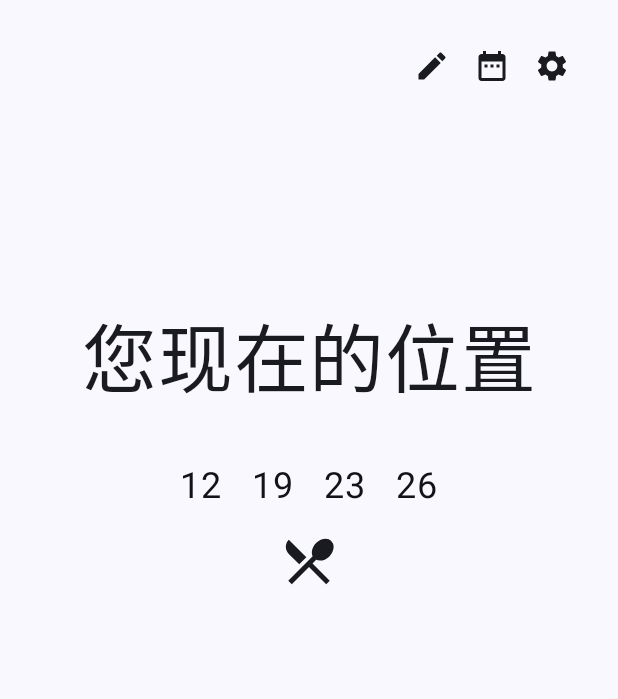
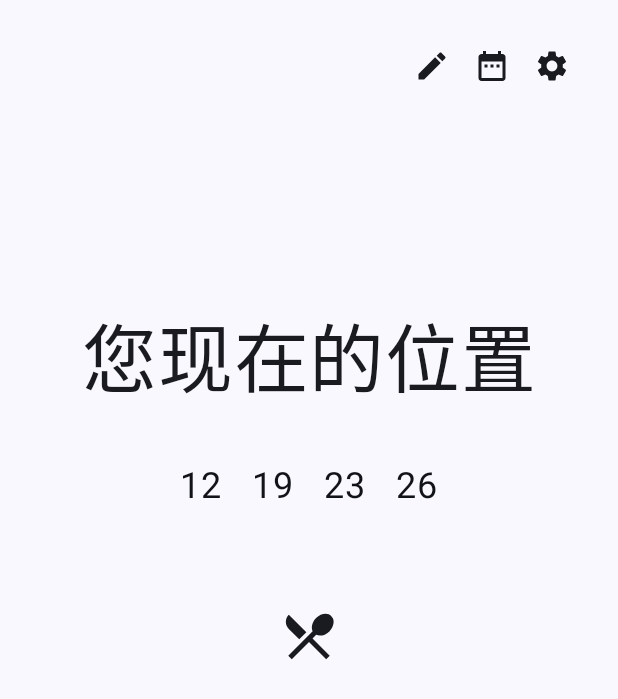
Before and after one commit to tongyueguo/Meal_in_TJU, an Android app built with Jetpack Compose: the screen it shows after launch (MainActivity), on a phone screen of 412 x 824 dp. Shown: the top 699 px of the screen. Run offline under Robolectric (Android 15) with nearby library versions, the phone set to English and light mode, and no system bars; our stand-ins replace Room's generated code, constraintlayout-compose.

Commit message:
17 Minor improvements

```diff
--- a/app/src/main/java/com/example/mealintju/MainActivity.kt
+++ b/app/src/main/java/com/example/mealintju/MainActivity.kt
@@ -194,7 +194,7 @@ fun MainView(context: Context){
 }
 @Composable
 fun mainPage(modifier: Modifier = Modifier, navController: NavController, context: Context) {
-    if(firstRun(context)){ writeMealData(context, stringResource(R.string.defaultMealInfoText)) }
+    if(firstRun(context)){ writeMealData(context, stringResource(R.string.defaultMealDataText)) }
     var status by remember { mutableStateOf(checkStatus(context)) }//0:无记录  1:已有记录从数据库读  2:已有记录不从数据库读数据
     val mealInfo= queryMealInfo(context)
     var canteenNumber by remember { mutableStateOf(if (status==1)mealInfo.canteenNumber else 0) }
@@ -391,7 +391,7 @@ fun mainPage(modifier: Modifier = Modifier, navController: NavController, contex
         }
         AnimatedVisibility (status==0,
             modifier = Modifier.constrainAs(icon6) {
-                top.linkTo(parent.top, margin = 350.dp)
+                top.linkTo(parent.top, margin = 400.dp)
                 start.linkTo(parent.start)
                 end.linkTo(parent.end)
             }
--- a/app/src/main/res/values/strings.xml
+++ b/app/src/main/res/values/strings.xml
@@ -37,7 +37,7 @@
     <string name="teachingBuilding23Text">23</string>
     <string name="teachingBuilding26Text">26</string>
     <string name="mealInfoStringText">窗口信息字符串</string>
-    <string name="defaultMealInfoText">601鸡汤刀削面\n602特色小炒套餐\n603特色小炒套餐\n604羊杂汤\n605重庆小面\n606牛肉水饺\n607黄焖鸡\n608石锅鱼\n609基础大伙菜\n610基础大伙菜\n611基础大伙菜\n612基础大伙菜\n613盖浇饭\n614擂椒拌饭\n615中国兰州拉面\n616中国兰州拉面\n617营养美味\n618鱿鱼鸡米饭\n619脆皮鸡米饭\n620手抓饭\n701吉香拉面\n702吉香拉面\n703杂粮煎饼\n704杂粮煎饼\n705水饺\n706水饺\n707麻辣烫\n708麻辣烫\n709魔饭青年\n710魔饭青年\n711经典炒菜\n712经典炒菜\n713经典炒菜\n714经典炒菜\n715岩烤香扒\n716岩烤香扒\n717重庆小面\n718重庆小面\n719简曰蔬食\n720北京烤鸭套餐\n721北京烤鸭套餐\n722黄焖饭\n723黄焖饭\n724麻辣香锅小火锅\n725麻辣香锅小火锅\n</string>
+    <string name="defaultMealDataText">601鸡汤刀削面\n602特色小炒套餐\n603特色小炒套餐\n604羊杂汤\n605重庆小面\n606牛肉水饺\n607黄焖鸡\n608石锅鱼\n609基础大伙菜\n610基础大伙菜\n611基础大伙菜\n612基础大伙菜\n613盖浇饭\n614擂椒拌饭\n615中国兰州拉面\n616中国兰州拉面\n617营养美味\n618鱿鱼鸡米饭\n619脆皮鸡米饭\n620手抓饭\n701吉香拉面\n702吉香拉面\n703杂粮煎饼\n704杂粮煎饼\n705水饺\n706水饺\n707麻辣烫\n708麻辣烫\n709魔饭青年\n710魔饭青年\n711经典炒菜\n712经典炒菜\n713经典炒菜\n714经典炒菜\n715岩烤香扒\n716岩烤香扒\n717重庆小面\n718重庆小面\n719简曰蔬食\n720北京烤鸭套餐\n721北京烤鸭套餐\n722黄焖饭\n723黄焖饭\n724麻辣香锅小火锅\n725麻辣香锅小火锅\n</string>
     <string name="help1Text">如果您发现窗口信息不是最新的，点击以前往</string>
     <string name="help2Text">网页</string>
     <string name="help3Text">以获取最新窗口信息字符串</string>
```
